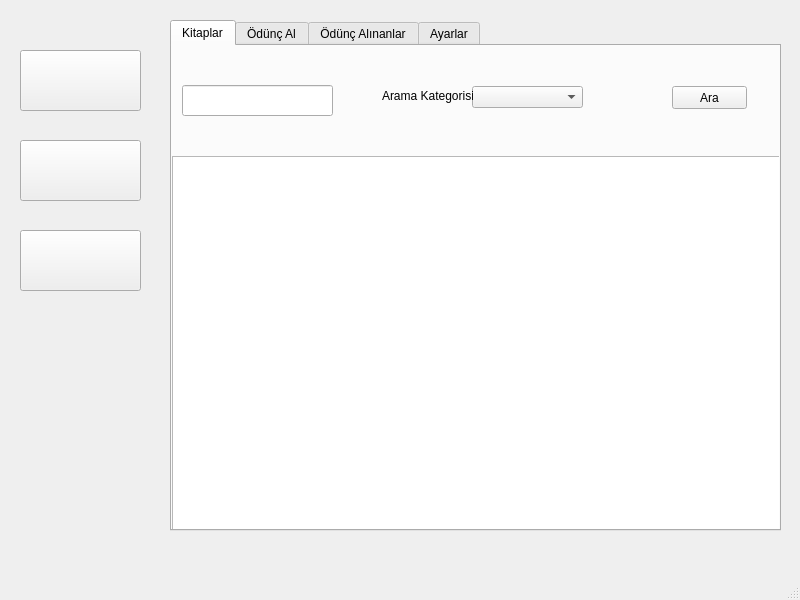
Old version of the form UserWindow.ui in the repository OsmanBuyuksar/KutuphaneOtomasyonSistemi.
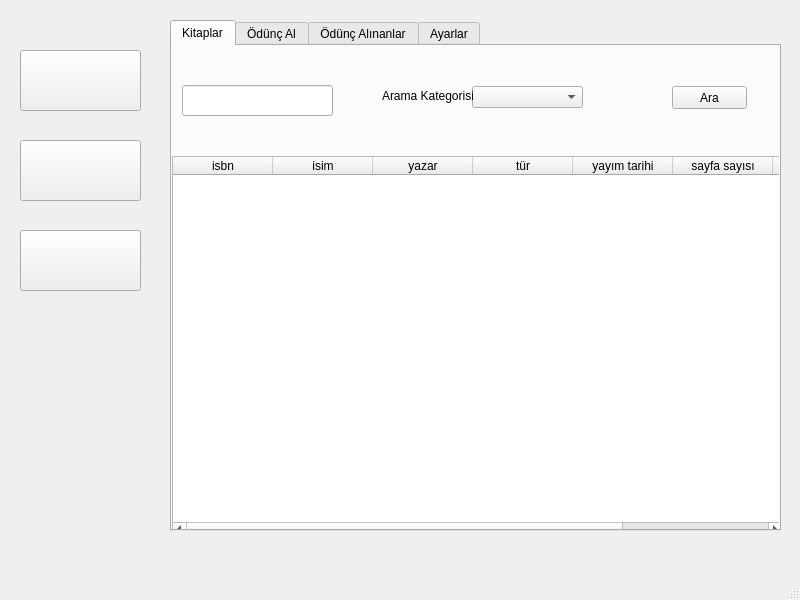
New version of the form. The open tabs and pages were chosen to show the change. Icons and pictures are not drawn.

The edit to the form file:
```diff
--- a/UserWindow.ui
+++ b/UserWindow.ui
@@ -118,6 +118,46 @@
         <height>381</height>
        </rect>
       </property>
+      <column>
+       <property name="text">
+        <string>isbn</string>
+       </property>
+      </column>
+      <column>
+       <property name="text">
+        <string>isim</string>
+       </property>
+      </column>
+      <column>
+       <property name="text">
+        <string>yazar</string>
+       </property>
+      </column>
+      <column>
+       <property name="text">
+        <string>tür</string>
+       </property>
+      </column>
+      <column>
+       <property name="text">
+        <string>yayım tarihi</string>
+       </property>
+      </column>
+      <column>
+       <property name="text">
+        <string>sayfa sayısı</string>
+       </property>
+      </column>
+      <column>
+       <property name="text">
+        <string>yayıncı</string>
+       </property>
+      </column>
+      <column>
+       <property name="text">
+        <string>kitap numarası</string>
+       </property>
+      </column>
      </widget>
      <widget class="QComboBox" name="comboBox">
       <property name="geometry">
```
Left out of the diff: 27 changed lines with no effect on the pictures.
